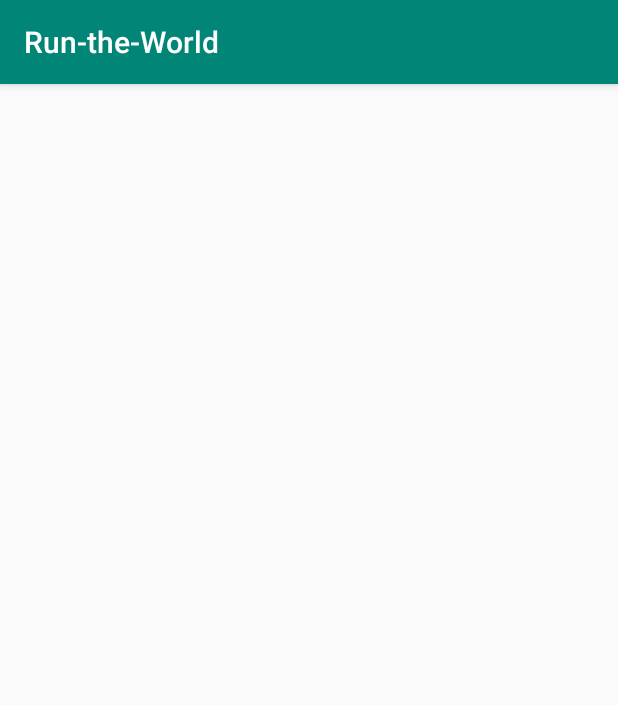
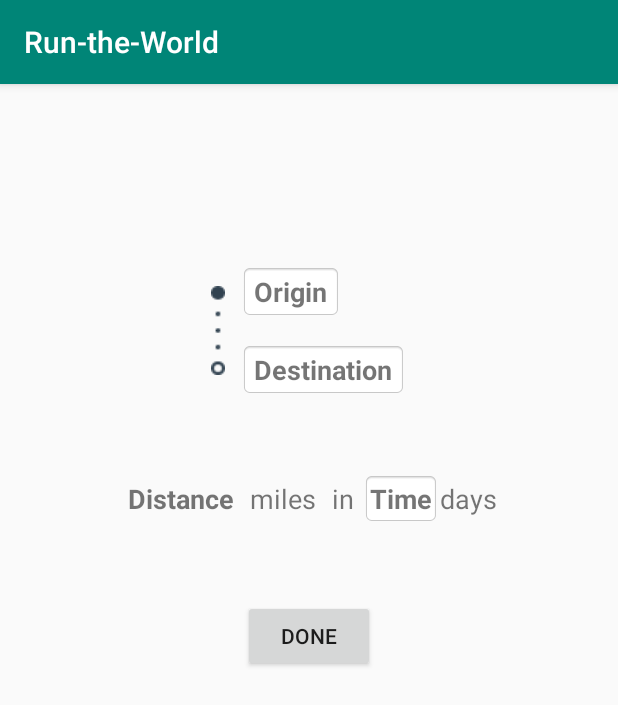
Before and after one commit to VOjha/Run-the-World, an Android app: the CreateNewRun screen opened directly, with no data from a screen before it, on a phone screen of 412 x 824 dp. Shown: the top 705 px of the screen. Run offline under Robolectric (Android 15) with nearby library versions, the phone set to English and light mode, and no system bars.

Commit message:
add two layout skeletons

```diff
--- a/RuntheWorld/app/src/main/java/com/example/run_the_world/MainActivity.java
+++ b/RuntheWorld/app/src/main/java/com/example/run_the_world/MainActivity.java
@@ -9,6 +9,6 @@ public class MainActivity extends AppCompatActivity {
     @Override
     protected void onCreate(Bundle savedInstanceState) {
         super.onCreate(savedInstanceState);
-        setContentView(R.layout.activity_main);
+        setContentView(R.layout.activity_during_run);
     }
 }
--- a/RuntheWorld/app/src/main/res/layout/activity_create_new_run.xml
+++ b/RuntheWorld/app/src/main/res/layout/activity_create_new_run.xml
@@ -1,9 +1,111 @@
 <?xml version="1.0" encoding="utf-8"?>
-<androidx.constraintlayout.widget.ConstraintLayout xmlns:android="http://schemas.android.com/apk/res/android"
-    xmlns:app="http://schemas.android.com/apk/res-auto"
+<RelativeLayout xmlns:app="http://schemas.android.com/apk/res-auto"
     xmlns:tools="http://schemas.android.com/tools"
-    android:layout_width="match_parent"
-    android:layout_height="match_parent"
-    tools:context=".CreateNewRun">
+    xmlns:android="http://schemas.android.com/apk/res/android"
+    tools:context=".CreateNewRun"
+    android:layout_height="wrap_content"
+    android:layout_width="match_parent">
 
-</androidx.constraintlayout.widget.ConstraintLayout>
+    <LinearLayout
+        android:layout_width="match_parent"
+        android:layout_height="match_parent"
+        android:orientation="vertical"
+        android:gravity="center|top"
+        android:padding="20dp">
+
+        <LinearLayout
+            android:layout_width="wrap_content"
+            android:layout_height="wrap_content"
+            android:orientation="horizontal"
+            android:layout_marginBottom="50dp"
+            android:layout_marginTop="100dp">
+
+            <ImageView
+                android:layout_width="wrap_content"
+                android:layout_height="match_parent"
+                android:contentDescription="@string/from_to_description"
+                android:src="@drawable/from_to" />
+
+            <LinearLayout
+                android:layout_width="wrap_content"
+                android:layout_height="match_parent"
+                android:orientation="vertical"
+                android:layout_marginStart="10dp"
+                android:layout_marginLeft="10dp">
+
+                <TextView
+                    android:layout_width="wrap_content"
+                    android:layout_height="wrap_content"
+                    android:layout_marginBottom="15dp"
+                    android:background="@android:drawable/editbox_background"
+                    android:text="@string/origin"
+                    android:textSize="18sp"
+                    android:textStyle="bold" />
+
+                <TextView
+                    android:layout_width="wrap_content"
+                    android:layout_height="wrap_content"
+                    android:background="@android:drawable/editbox_background"
+                    android:text="@string/destination"
+                    android:textSize="18sp"
+                    android:textStyle="bold" />
+
+            </LinearLayout>
+
+        </LinearLayout>
+
+        <LinearLayout
+            android:layout_width="match_parent"
+            android:layout_height="wrap_content"
+            android:orientation="horizontal"
+            android:gravity="center">
+
+            <TextView
+                android:layout_width="wrap_content"
+                android:layout_height="wrap_content"
+                android:text="@string/distance_to_run"
+                android:textStyle="bold"
+                android:textSize="18sp"
+                android:padding="5dp"/>
+
+            <TextView
+                android:layout_width="wrap_content"
+                android:layout_height="wrap_content"
+                android:text="@string/distance_unit"
+                android:padding="5dp"
+                android:textSize="18sp"/>
+
+            <TextView
+                android:layout_width="wrap_content"
+                android:layout_height="wrap_content"
+                android:text="@string/in"
+                android:padding="5dp"
+                android:textSize="18sp"/>
+
+            <TextView
+                android:layout_width="wrap_content"
+                android:layout_height="match_parent"
+                android:background="@android:drawable/editbox_background"
+                android:padding="5dp"
+                android:text="@string/time_needed"
+                android:textStyle="bold"
+                android:textSize="18sp"/>
+
+            <TextView
+                android:layout_width="wrap_content"
+                android:layout_height="wrap_content"
+                android:text="@string/time_unit"
+                android:textSize="18sp"/>
+
+        </LinearLayout>
+
+        <Button
+            android:layout_marginTop="50dp"
+            android:padding="10dp"
+            android:layout_width="wrap_content"
+            android:layout_height="wrap_content"
+            android:text="@string/done_activity_button"/>
+
+    </LinearLayout>
+
+</RelativeLayout>
--- a/RuntheWorld/app/src/main/res/values/colors.xml
+++ b/RuntheWorld/app/src/main/res/values/colors.xml
@@ -3,4 +3,5 @@
     <color name="colorPrimary">#008577</color>
     <color name="colorPrimaryDark">#00574B</color>
     <color name="colorAccent">#D81B60</color>
+    <color name="colorWhite">#FFFFFF</color>
 </resources>
--- a/RuntheWorld/app/src/main/res/values/strings.xml
+++ b/RuntheWorld/app/src/main/res/values/strings.xml
@@ -1,3 +1,15 @@
 <resources>
     <string name="app_name">Run-the-World</string>
+    <string name="origin">Origin</string>
+    <string name="destination">Destination</string>
+    <string name="from_to_description">From to image</string>
+    <string name="distance_to_run">Distance</string>
+    <string name="distance_unit">miles</string>
+    <string name="in">in</string>
+    <string name="time_needed">Time</string>
+    <string name="time_unit">days</string>
+    <string name="done_activity_button">Done</string>
+    <string name="stop_activity_button">Stop</string>
+    <string name="time_been_running">10 minutes</string>
+    <string name="distance_been_running">2 miles</string>
 </resources>
```
Also changed, not shown: RuntheWorld/app/src/main/res/drawable/record_display.xml (added, +12 -0 lines), RuntheWorld/app/src/main/res/layout/activity_during_run.xml (+50 -3 lines), RuntheWorld/app/src/main/res/drawable/during_run.png (added), RuntheWorld/app/src/main/res/drawable/from_to.png (added).
